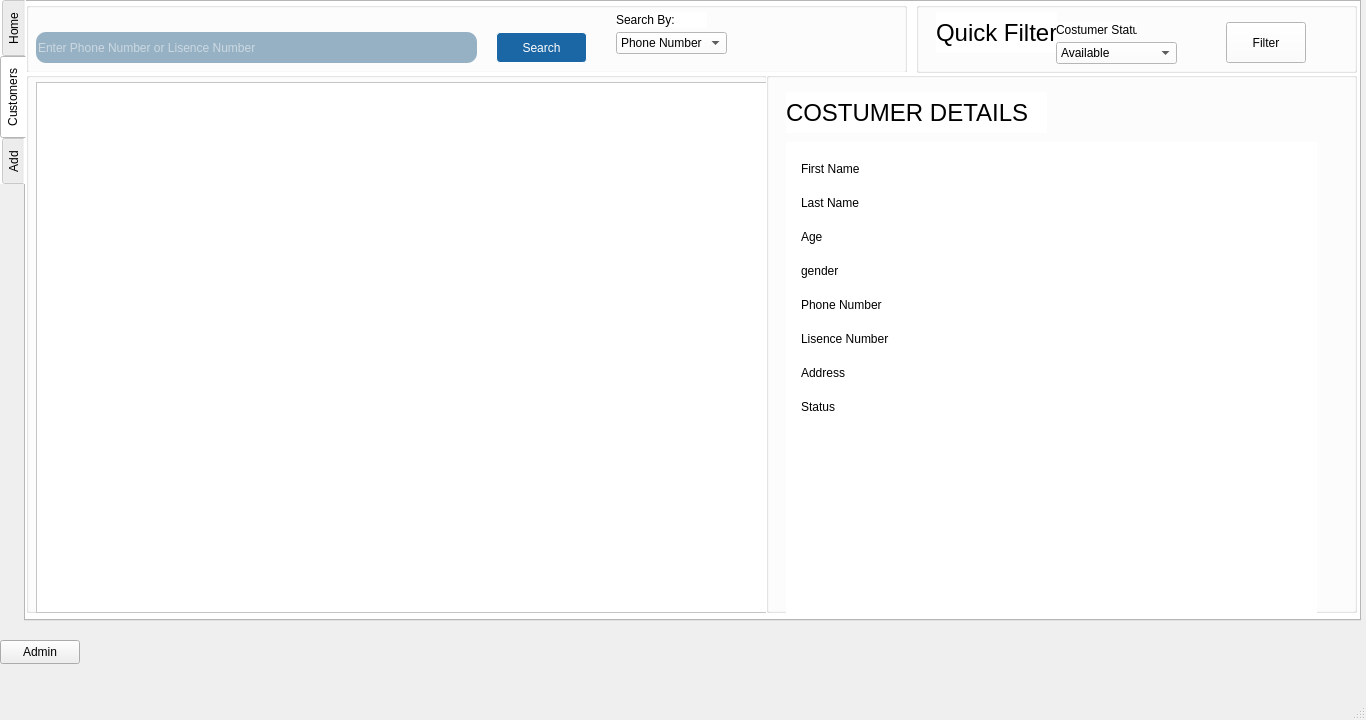
First picture: the form in CarRent/mainscreen.ui, repository Mani-SSH/Car_Rental, before the edit.
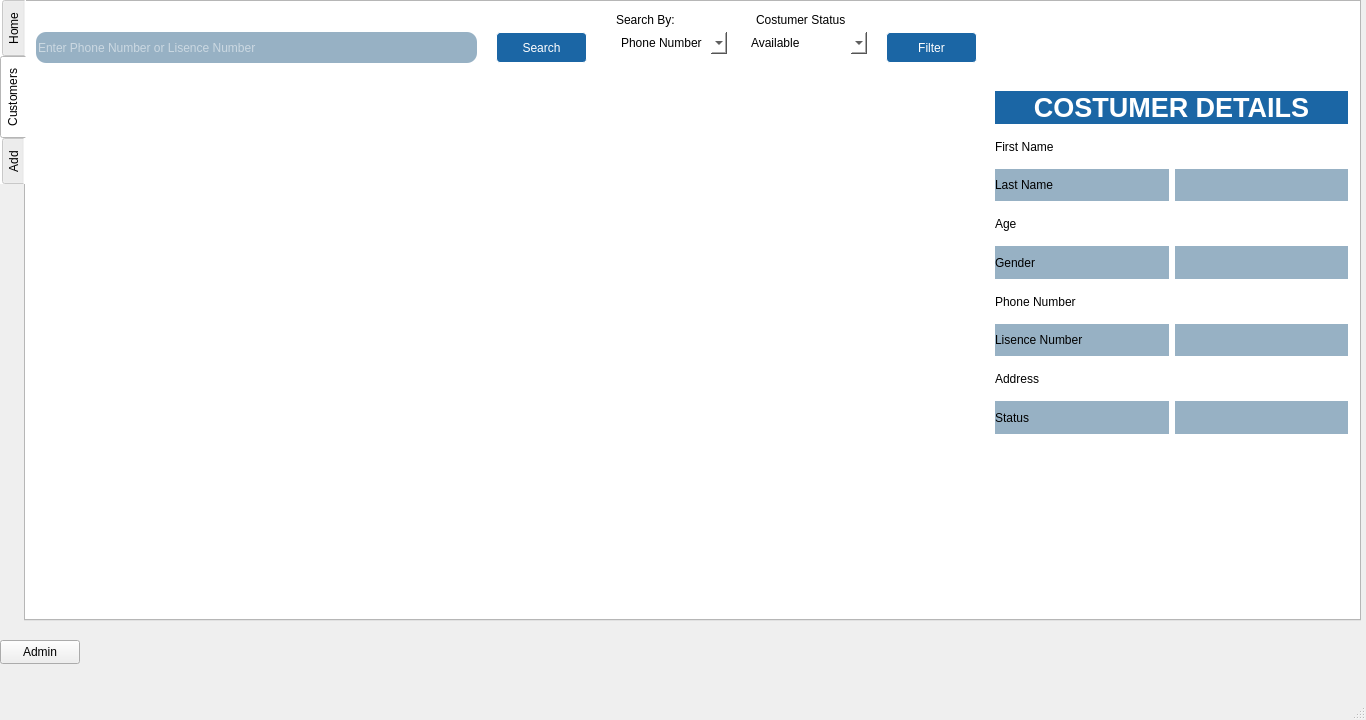
Second picture: the form after the edit. The open tabs and pages were chosen to show the change.

What changed in the file:
```diff
--- a/CarRent/mainscreen.ui
+++ b/CarRent/mainscreen.ui
@@ -977,6 +977,9 @@
         <height>71</height>
        </rect>
       </property>
+      <property name="styleSheet">
+       <string notr="true">	border: 0px solid white;</string>
+      </property>
       <property name="title">
        <string/>
       </property>
@@ -1071,10 +1074,13 @@
        <rect>
         <x>0</x>
         <y>70</y>
-        <width>741</width>
+        <width>951</width>
         <height>541</height>
        </rect>
       </property>
+      <property name="styleSheet">
+       <string notr="true">	border: 0px solid white;</string>
+      </property>
       <property name="title">
        <string/>
       </property>
@@ -1083,7 +1089,7 @@
         <rect>
          <x>10</x>
          <y>10</y>
-         <width>731</width>
+         <width>931</width>
          <height>531</height>
         </rect>
        </property>
@@ -1094,214 +1100,246 @@
 	selection-background-color:#282828;
 </string>
        </property>
+       <property name="alternatingRowColors">
+        <bool>true</bool>
+       </property>
        <attribute name="horizontalHeaderDefaultSectionSize">
-        <number>232</number>
+        <number>300</number>
        </attribute>
       </widget>
      </widget>
      <widget class="QGroupBox" name="groupBox_details">
       <property name="geometry">
        <rect>
-        <x>740</x>
-        <y>70</y>
-        <width>591</width>
-        <height>541</height>
+        <x>960</x>
+        <y>80</y>
+        <width>371</width>
+        <height>361</height>
        </rect>
       </property>
+      <property name="styleSheet">
+       <string notr="true">	border: 0px solid white;</string>
+      </property>
       <property name="title">
        <string/>
       </property>
-      <widget class="QWidget" name="formLayoutWidget_2">
-       <property name="geometry">
-        <rect>
-         <x>20</x>
-         <y>70</y>
-         <width>531</width>
-         <height>531</height>
-        </rect>
-       </property>
-       <layout class="QFormLayout" name="formLayout_costumer">
-        <property name="horizontalSpacing">
-         <number>20</number>
-        </property>
-        <property name="verticalSpacing">
-         <number>20</number>
-        </property>
-        <property name="leftMargin">
-         <number>15</number>
-        </property>
-        <property name="topMargin">
-         <number>20</number>
-        </property>
-        <item row="0" column="0">
-         <widget class="QLabel" name="label_f_name">
+      <layout class="QGridLayout" name="gridLayout_5">
+       <item row="3" column="1">
+        <widget class="QLabel" name="label_sql_age">
+         <property name="styleSheet">
+          <string notr="true">font: 500 13pt &quot;Gotham&quot;;</string>
+         </property>
+         <property name="text">
+          <string/>
+         </property>
+        </widget>
+       </item>
+       <item row="7" column="0">
+        <widget class="QLabel" name="label_Address_2">
+         <property name="styleSheet">
+          <string notr="true">font: 500 13pt &quot;Gotham&quot;;</string>
+         </property>
+         <property name="text">
+          <string>Address</string>
+         </property>
+        </widget>
+       </item>
+       <item row="4" column="1">
+        <widget class="QLabel" name="label_sql_gender">
+         <property name="styleSheet">
+          <string notr="true">font: 500 13pt &quot;Gotham&quot;;
+background-color: rgb(151, 177, 196);</string>
+         </property>
           <property name="text">
-           <string>First Name</string>
+          <string/>
           </property>
          </widget>
         </item>
-        <item row="0" column="1">
+       <item row="6" column="0">
+        <widget class="QLabel" name="label_Lisence_NO">
+         <property name="styleSheet">
+          <string notr="true">font: 500 13pt &quot;Gotham&quot;;
+background-color: rgb(151, 177, 196);</string>
+         </property>
+         <property name="text">
+          <string>Lisence Number</string>
+         </property>
+        </widget>
+       </item>
+       <item row="8" column="1">
+        <widget class="QLabel" name="label_sql_Strike">
+         <property name="styleSheet">
+          <string notr="true">font: 500 13pt &quot;Gotham&quot;;
+background-color: rgb(151, 177, 196);</string>
+         </property>
+         <property name="text">
+          <string/>
+         </property>
+        </widget>
+       </item>
+       <item row="1" column="1">
          <widget class="QLabel" name="label_sql_fname">
+         <property name="styleSheet">
+          <string notr="true">font: 500 13pt &quot;Gotham&quot;;</string>
+         </property>
           <property name="text">
            <string/>
           </property>
          </widget>
         </item>
-        <item row="1" column="0">
-         <widget class="QLabel" name="label_l_name">
-          <property name="text">
-           <string>Last Name</string>
-          </property>
-         </widget>
-        </item>
-        <item row="1" column="1">
+       <item row="2" column="1">
          <widget class="QLabel" name="label_sql_lname">
+         <property name="styleSheet">
+          <string notr="true">font: 500 13pt &quot;Gotham&quot;;
+background-color: rgb(151, 177, 196);</string>
+         </property>
           <property name="text">
            <string/>
           </property>
          </widget>
         </item>
-        <item row="2" column="0">
+       <item row="3" column="0">
          <widget class="QLabel" name="label_Age">
+         <property name="styleSheet">
+          <string notr="true">font: 500 13pt &quot;Gotham&quot;;</string>
+         </property>
           <property name="text">
            <string>Age</string>
           </property>
          </widget>
         </item>
-        <item row="2" column="1">
-         <widget class="QLabel" name="label_sql_age">
-          <property name="text">
-           <string/>
-          </property>
-         </widget>
-        </item>
-        <item row="3" column="0">
-         <widget class="QLabel" name="label_gender">
-          <property name="text">
-           <string>gender</string>
-          </property>
-         </widget>
-        </item>
-        <item row="3" column="1">
-         <widget class="QLabel" name="label_sql_gender">
-          <property name="text">
-           <string/>
-          </property>
-         </widget>
-        </item>
-        <item row="4" column="0">
-         <widget class="QLabel" name="label_Phone_number">
-          <property name="text">
-           <string>Phone Number</string>
-          </property>
-         </widget>
-        </item>
-        <item row="4" column="1">
+       <item row="5" column="1">
          <widget class="QLabel" name="label_sql_phone">
+         <property name="styleSheet">
+          <string notr="true">font: 500 13pt &quot;Gotham&quot;;</string>
+         </property>
           <property name="text">
            <string/>
           </property>
          </widget>
         </item>
         <item row="5" column="0">
-         <widget class="QLabel" name="label_Lisence_NO">
-          <property name="text">
-           <string>Lisence Number</string>
-          </property>
-         </widget>
-        </item>
-        <item row="5" column="1">
-         <widget class="QLabel" name="label_sql_lisence">
+        <widget class="QLabel" name="label_Phone_number">
+         <property name="styleSheet">
+          <string notr="true">font: 500 13pt &quot;Gotham&quot;;</string>
+         </property>
           <property name="text">
-           <string/>
+          <string>Phone Number</string>
           </property>
          </widget>
         </item>
-        <item row="6" column="0">
-         <widget class="QLabel" name="label_Address_2">
-          <property name="text">
-           <string>Address</string>
-          </property>
-         </widget>
-        </item>
-        <item row="6" column="1">
+       <item row="7" column="1">
          <widget class="QLabel" name="label_sql_address">
+         <property name="styleSheet">
+          <string notr="true">font: 500 13pt &quot;Gotham&quot;;</string>
+         </property>
           <property name="text">
            <string/>
           </property>
          </widget>
         </item>
-        <item row="7" column="0">
+       <item row="4" column="0">
+        <widget class="QLabel" name="label_gender">
+         <property name="styleSheet">
+          <string notr="true">font: 500 13pt &quot;Gotham&quot;;
+background-color: rgb(151, 177, 196);</string>
+         </property>
+         <property name="text">
+          <string>Gender</string>
+         </property>
+        </widget>
+       </item>
+       <item row="2" column="0">
+        <widget class="QLabel" name="label_l_name">
+         <property name="styleSheet">
+          <string notr="true">font: 500 13pt &quot;Gotham&quot;;
+background-color: rgb(151, 177, 196);</string>
+         </property>
+         <property name="text">
+          <string>Last Name</string>
+         </property>
+        </widget>
+       </item>
+       <item row="1" column="0">
+        <widget class="QLabel" name="label_f_name">
+         <property name="styleSheet">
+          <string notr="true">font: 500 13pt &quot;Gotham&quot;;</string>
+         </property>
+         <property name="text">
+          <string>First Name</string>
+         </property>
+        </widget>
+       </item>
+       <item row="6" column="1">
+        <widget class="QLabel" name="label_sql_lisence">
+         <property name="styleSheet">
+          <string notr="true">font: 500 13pt &quot;Gotham&quot;;
+background-color: rgb(151, 177, 196);</string>
+         </property>
+         <property name="text">
+          <string/>
+         </property>
+        </widget>
+       </item>
+       <item row="8" column="0">
          <widget class="QLabel" name="label_Status">
+         <property name="styleSheet">
+          <string notr="true">font: 500 13pt &quot;Gotham&quot;;
+background-color: rgb(151, 177, 196);</string>
+         </property>
           <property name="text">
            <string>Status</string>
           </property>
          </widget>
         </item>
-        <item row="7" column="1">
-         <widget class="QLabel" name="label_sql_Strike">
-          <property name="text">
-           <string/>
-          </property>
-         </widget>
-        </item>
-       </layout>
-      </widget>
+       <item row="0" column="0" colspan="2">
       <widget class="QLabel" name="label_8">
-       <property name="geometry">
-        <rect>
-         <x>20</x>
-         <y>20</y>
-         <width>261</width>
-         <height>41</height>
-        </rect>
-       </property>
        <property name="font">
         <font>
-         <pointsize>18</pointsize>
-        </font>
-       </property>
+           <pointsize>20</pointsize>
+           <italic>false</italic>
+           <bold>true</bold>
+          </font>
+         </property>
+         <property name="styleSheet">
+          <string notr="true">background-color: rgb(27, 102, 165);
+color: rgb(255, 255, 255);
+font: 700 20pt &quot;Gotham&quot;;</string>
+         </property>
        <property name="text">
         <string>COSTUMER DETAILS</string>
        </property>
-      </widget>
+         <property name="textFormat">
+          <enum>Qt::AutoText</enum>
+         </property>
+         <property name="alignment">
+          <set>Qt::AlignCenter</set>
+         </property>
+        </widget>
+       </item>
+      </layout>
      </widget>
      <widget class="QGroupBox" name="groupBox_5">
       <property name="geometry">
        <rect>
-        <x>890</x>
+        <x>710</x>
         <y>0</y>
-        <width>441</width>
+        <width>621</width>
         <height>71</height>
        </rect>
       </property>
+      <property name="styleSheet">
+       <string notr="true">	border: 0px solid white;</string>
+      </property>
       <property name="title">
        <string/>
       </property>
-      <widget class="QLabel" name="label_QUICKFILTER">
-       <property name="geometry">
-        <rect>
-         <x>20</x>
-         <y>10</y>
-         <width>121</width>
-         <height>41</height>
-        </rect>
-       </property>
-       <property name="font">
-        <font>
-         <pointsize>18</pointsize>
-        </font>
-       </property>
-       <property name="text">
-        <string>Quick Filter</string>
-       </property>
-      </widget>
       <widget class="QLabel" name="label_Costumer_status">
        <property name="geometry">
         <rect>
-         <x>140</x>
-         <y>20</y>
-         <width>81</width>
+         <x>20</x>
+         <y>10</y>
+         <width>111</width>
          <height>16</height>
         </rect>
        </property>
@@ -1312,8 +1350,8 @@
       <widget class="QComboBox" name="comboBox_strikes">
        <property name="geometry">
         <rect>
-         <x>140</x>
-         <y>40</y>
+         <x>10</x>
+         <y>30</y>
          <width>121</width>
          <height>22</height>
         </rect>
@@ -1332,12 +1370,29 @@
       <widget class="QPushButton" name="pushButton_Filter_costumer">
        <property name="geometry">
         <rect>
-         <x>310</x>
-         <y>20</y>
-         <width>80</width>
-         <height>41</height>
+         <x>150</x>
+         <y>30</y>
+         <width>91</width>
+         <height>31</height>
         </rect>
        </property>
+       <property name="styleSheet">
+        <string notr="true">QPushButton {
+
+    background-color: rgb(27, 102, 165);
+    border-style: outset;
+    border-width: 1px;
+    border-radius: 4px;
+    border-color: white;
+	color:white;
+	padding: 6px;
+}
+QPushButton:pressed {
+	color:white;
+    background-color: rgb(30, 108, 170);
+    border-style: inset;
+}</string>
+       </property>
        <property name="text">
         <string>Filter</string>
        </property>
```
Left out of the diff: 63 changed lines with no effect on the pictures. Lines whose indentation alone changed are shown as unchanged.
